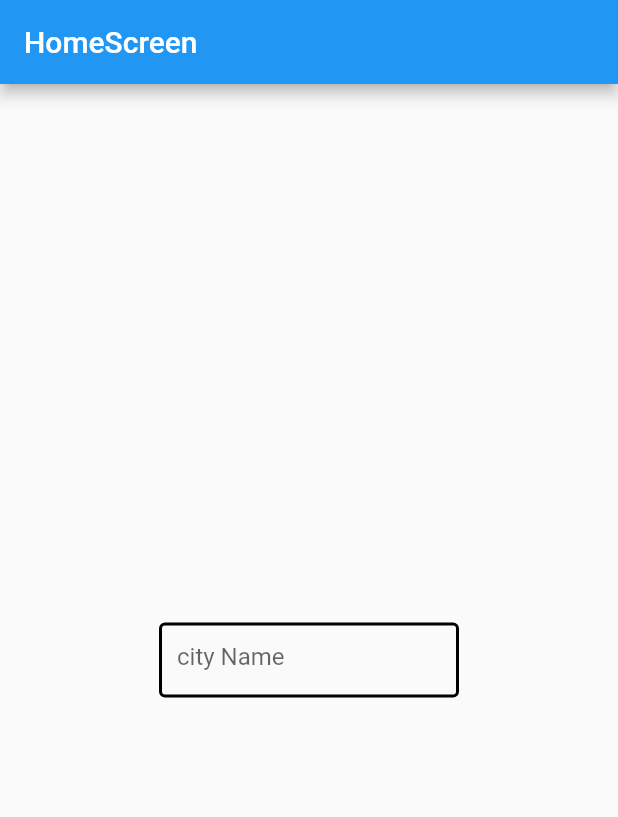
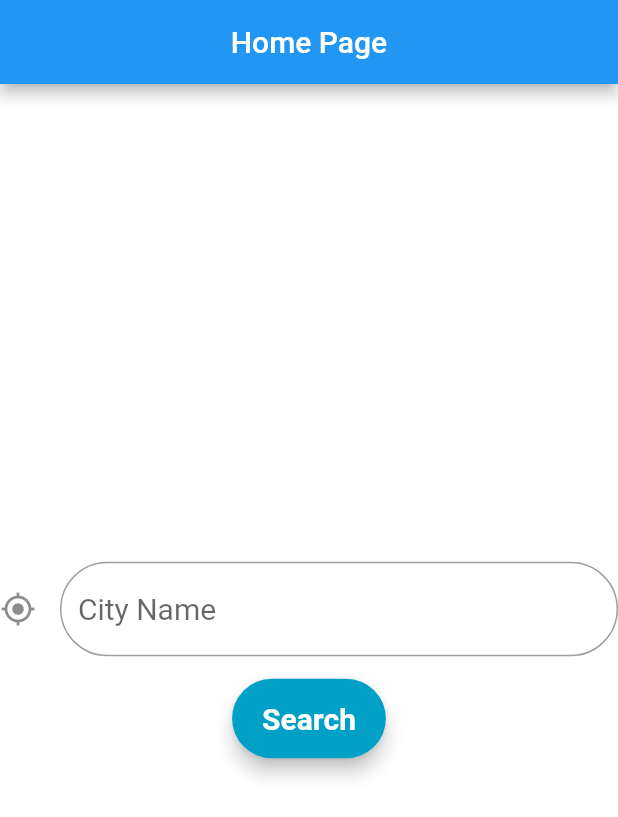
Before and after one commit to aino-surbhi/my_first_flutter_app, a Flutter app: the screen it shows after launch, on a phone screen of 412 x 824 dp. Shown: the top 817 px of the screen. Run offline on Flutter 3.47's test engine with Material 2 defaults, Android fonts, the phone set to English and light mode, and no system bars; Roboto replaces fonts that are missing (Montserrat).

Commit message:
Added icon and simple search button

```diff
--- a/lib/homeScreen.dart
+++ b/lib/homeScreen.dart
@@ -6,48 +6,75 @@ class HomeScreen extends StatefulWidget {
 }
 
 class _HomeScreenState extends State<HomeScreen> {
+
+  TextStyle style = TextStyle(fontFamily: 'Montserrat', fontSize: 20.0);
   @override
-//  Widget build(BuildContext context) {
-//    return new Scaffold(
-//      appBar: new AppBar(
-//        title: new Text('HomeScreen'),
-//      ),
-//      body: new Center(
-//        child: new Text('Welcome to Home.!'),
-//      ),
-//
-//    );
-//  }
+  Widget build(BuildContext context) {
+
+    final field = TextField(
+
+    //  obscureText: false,
+      style: style,
+      decoration: InputDecoration(
+
+        //  contentPadding: EdgeInsets.fromLTRB(20.0, 15.0, 20.0, 15.0),
+          hintText: "City Name",
+          icon: new Icon(Icons.gps_fixed),
+          border:
+          OutlineInputBorder(borderRadius: BorderRadius.circular(32.0)),
+          ),
+
+    );
 
 
 
-  Widget build(BuildContext context) {
-    return new Scaffold(
-      appBar: new AppBar(
-        title: new Text('HomeScreen'),
+
+
+
+    final searchButon = Material(
+      elevation: 5.0,
+      borderRadius: BorderRadius.circular(30.0),
+      color: Color(0xff01A0C7),
+      child: MaterialButton(
+      //  minWidth: MediaQuery.of(context).size.width,
+        padding: EdgeInsets.fromLTRB(20.0, 15.0, 20.0, 15.0),
+        onPressed: () {},
+        child: Text("Search",
+            textAlign: TextAlign.center,
+            style: style.copyWith(
+                color: Colors.white, fontWeight: FontWeight.bold)),
+      ),
+    );
+
+
+    return Scaffold(
+            appBar: AppBar(
+        centerTitle: true,
+        title: Text('Home Page'),
       ),
       body: Center(
         child: Container(
-          height: 50,
-          width: 200,
-          child: Stack(
-            children: <Widget>[
+          color: Colors.white,
 
-              Center(
-                child: TextField(
-                    decoration: new InputDecoration(
-                      focusedBorder: OutlineInputBorder(
-                        borderSide: BorderSide(color: Colors.black, width: 2.0),
-                      ),
-                      enabledBorder: OutlineInputBorder(
-                        borderSide: BorderSide(color: Colors.black, width: 2.0),
-                      ),
-                      hintText: 'city Name',
-                    ),
-                )
-              )
-            ],
-          ),
+            child: Column(
+
+              crossAxisAlignment: CrossAxisAlignment.center,
+              mainAxisAlignment: MainAxisAlignment.center,
+              children: <Widget>[
+
+
+                SizedBox(height: 15.0),
+
+                field,
+                SizedBox(height: 15.0),
+
+                searchButon,
+                SizedBox(
+                  height: 15.0,
+                ),
+              ],
+            ),
+
         ),
       ),
     );
```
Also changed, not shown: lib/main.dart (+0 -14 lines).
